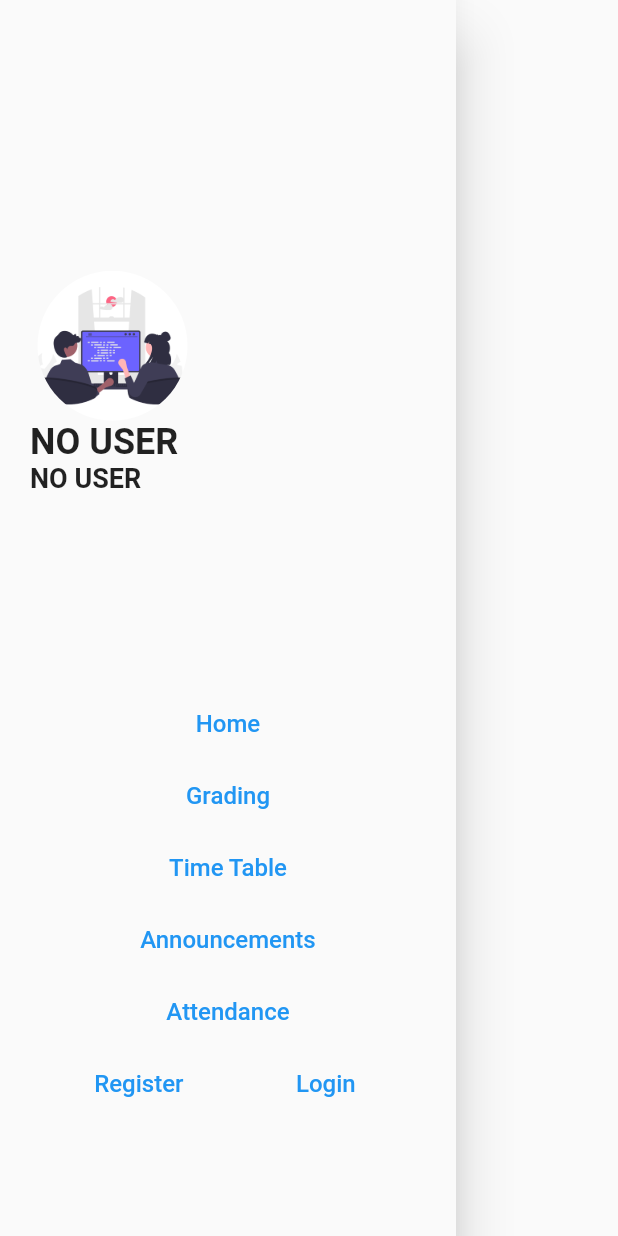
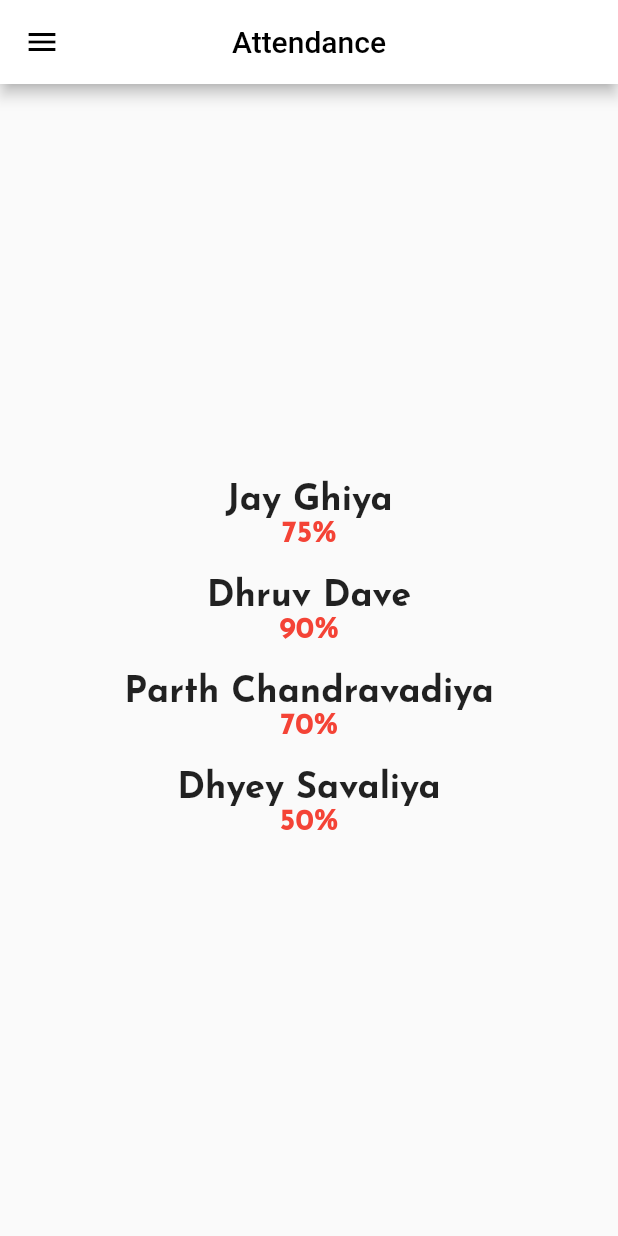
Before and after one commit to kalashshah/Institute-Management-App-Flutter, a Flutter app: the FacultyDrawer widget shown alone on an empty page, opened directly, after a tap on "Attendance", on a phone screen of 412 x 824 dp. Run offline on Flutter 3.47's test engine with Material 2 defaults, Android fonts, the light colour scheme and no system bars; our stand-ins replace carousel_slider, flutter_svg, google_fonts; missing offline and left inert: dart:ffi, flutter_animated_button.

Commit message:
add ghiya attendance

```diff
--- /dev/null
+++ b/lib/attendance/attendance.dart
@@ -0,0 +1,127 @@
+import 'package:flutter/material.dart';
+import 'package:flutter_animated_button/flutter_animated_button.dart';
+import 'package:google_fonts/google_fonts.dart';
+import 'package:imsystem/utils/drawer.dart';
+import 'package:imsystem/utils/faculty_drawer.dart';
+
+class Attendance extends StatelessWidget {
+  @override
+  Widget build(BuildContext context) {
+    return MaterialApp(
+      home: Scaffold(
+        appBar: AppBar(
+          title: Text(
+            "Attendance",
+            style: TextStyle(color: Colors.black),
+          ),
+          centerTitle: true,
+          backgroundColor: Colors.white,
+          iconTheme: IconThemeData(color: Colors.black),
+        ),
+        drawer: FacultyDrawer(),
+        body: Column(
+          mainAxisAlignment: MainAxisAlignment.center,
+          children: [
+            Center(
+              child: Column(
+                // mainAxisAlignment: MainAxisAlignment.spaceBetween,
+                children: [
+                  Text(
+                    "Jay Ghiya",
+                    style: GoogleFonts.josefinSans(
+                      fontSize: 24,
+                      fontWeight: FontWeight.bold,
+                    ),
+                  ),
+                  Text(
+                    "75%",
+                    style: GoogleFonts.josefinSans(
+                      fontSize: 20,
+                      fontWeight: FontWeight.bold,
+                      color: Colors.red,
+                    ),
+                  ),
+                ],
+              ),
+            ),
+            SizedBox(
+              height: 20,
+            ),
+            Center(
+              child: Column(
+                // mainAxisAlignment: MainAxisAlignment.spaceBetween,
+                children: [
+                  Text(
+                    "Dhruv Dave",
+                    style: GoogleFonts.josefinSans(
+                      fontSize: 24,
+                      fontWeight: FontWeight.bold,
+                    ),
+                  ),
+                  Text(
+                    "90%",
+                    style: GoogleFonts.josefinSans(
+                      fontSize: 20,
+                      fontWeight: FontWeight.bold,
+                      color: Colors.red,
+                    ),
+                  ),
+                ],
+              ),
+            ),
+            SizedBox(
+              height: 20,
+            ),
+            Center(
+              child: Column(
+                // mainAxisAlignment: MainAxisAlignment.spaceBetween,
+                children: [
+                  Text(
+                    "Parth Chandravadiya",
+                    style: GoogleFonts.josefinSans(
+                      fontSize: 24,
+                      fontWeight: FontWeight.bold,
+                    ),
+                  ),
+                  Text(
+                    "70%",
+                    style: GoogleFonts.josefinSans(
+                      fontSize: 20,
+                      fontWeight: FontWeight.bold,
+                      color: Colors.red,
+                    ),
+                  ),
+                ],
+              ),
+            ),
+            SizedBox(
+              height: 20,
+            ),
+            Center(
+              child: Column(
+                // mainAxisAlignment: MainAxisAlignment.spaceBetween,
+                children: [
+                  Text(
+                    "Dhyey Savaliya",
+                    style: GoogleFonts.josefinSans(
+                      fontSize: 24,
+                      fontWeight: FontWeight.bold,
+                    ),
+                  ),
+                  Text(
+                    "50%",
+                    style: GoogleFonts.josefinSans(
+                      fontSize: 20,
+                      fontWeight: FontWeight.bold,
+                      color: Colors.red,
+                    ),
+                  ),
+                ],
+              ),
+            ),
+          ],
+        ),
+      ),
+    );
+  }
+}
--- a/lib/utils/faculty_drawer.dart
+++ b/lib/utils/faculty_drawer.dart
@@ -1,5 +1,6 @@
 import 'package:flutter/material.dart';
 import 'package:imsystem/announcements/faculty_add.dart';
+import 'package:imsystem/attendance/attendance.dart';
 import 'package:imsystem/faculty/faculty_homepage.dart';
 import 'package:imsystem/models/user_details.dart';
 import 'package:imsystem/register.dart';
@@ -125,7 +126,13 @@ class FacultyDrawer extends StatelessWidget {
                           ),
                         )),
                     TextButton(
-                        onPressed: () {},
+                        onPressed: () {
+                          Navigator.push(
+                            context,
+                            MaterialPageRoute(
+                                builder: (context) => Attendance()),
+                          );
+                        },
                         child: Text(
                           "Attendance",
                           style: TextStyle(
```
